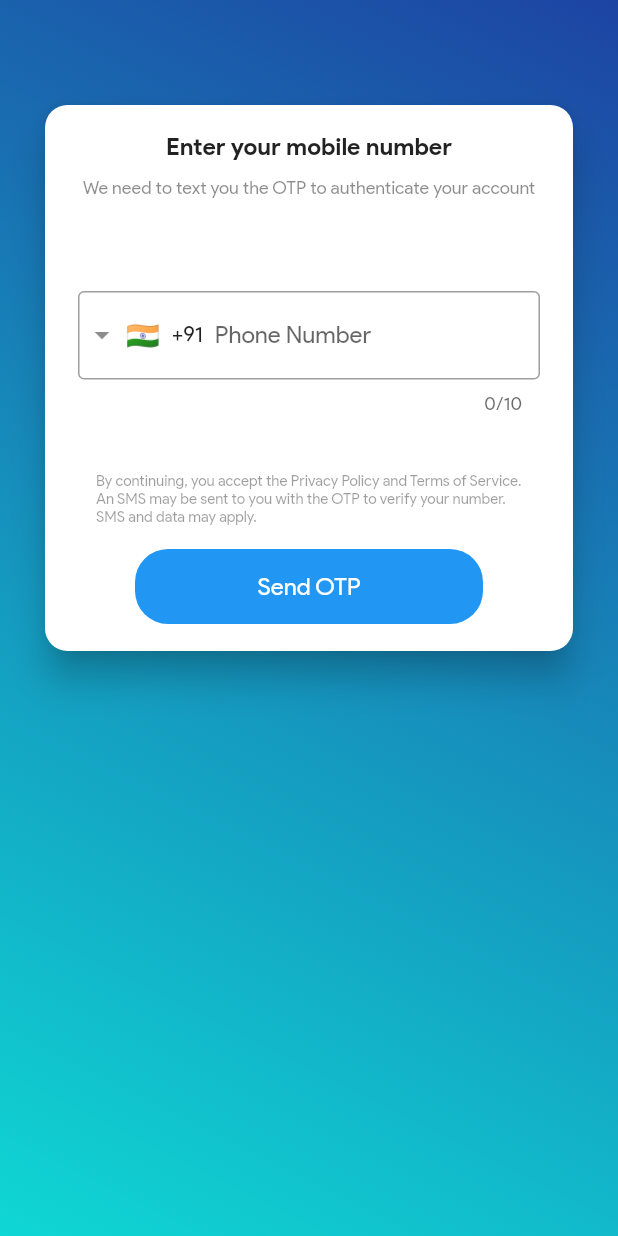
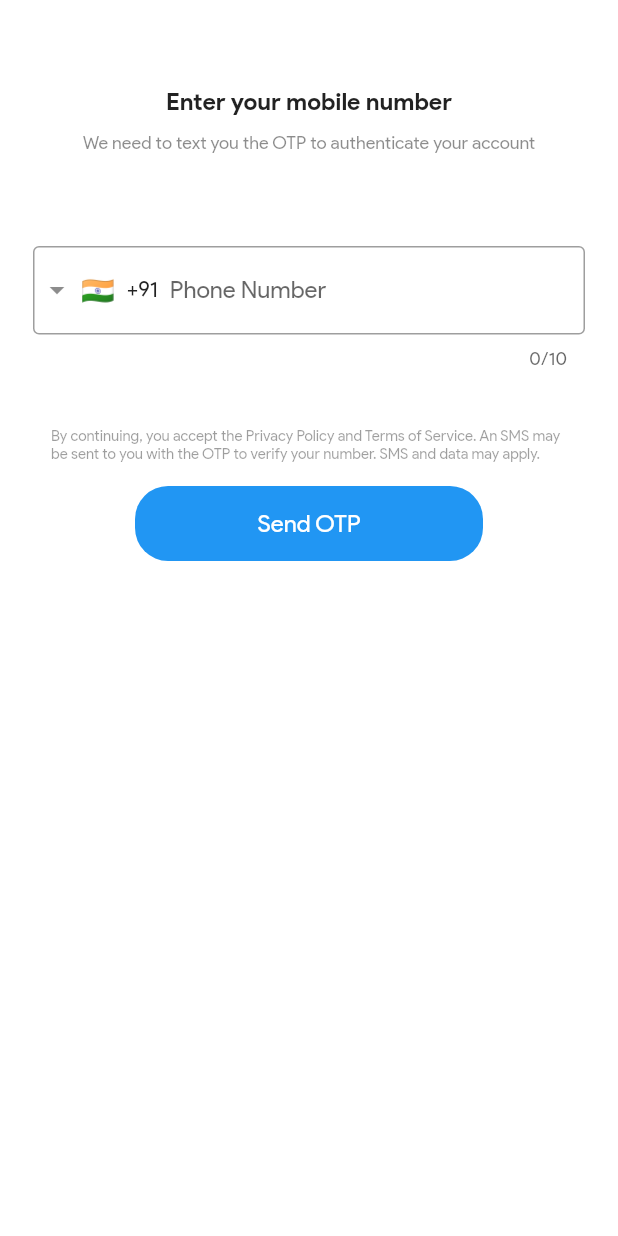
Before and after one commit to AbdulRazzako/Schoolar, a Flutter app: the OTPLogin screen opened directly, on a phone screen of 412 x 824 dp. Run offline on Flutter 3.47's test engine with Material 2 defaults, Android fonts, the phone set to English and light mode, and no system bars; drawn by our look-alikes of intl_phone_field; our stand-ins replace bot_toast, cloud_firestore, firebase_auth, firebase_core, flare_flutter, flutter_signin_button and 3 more; accounts and stored records are empty.

```diff
--- a/lib/main.dart
+++ b/lib/main.dart
@@ -6,7 +6,7 @@ import 'package:schoolar/home.dart';
 // import 'package:schoolar/screens/inroduction/introduction.dart';
 import 'package:schoolar/service/auth.dart';
 import 'package:bot_toast/bot_toast.dart';
-import 'screens/authenticate/sign_in.dart';
+// import 'screens/authenticate/sign_in.dart';
 
 void main() async {
   WidgetsFlutterBinding.ensureInitialized();
--- a/lib/screens/authenticate/optlogin.dart
+++ b/lib/screens/authenticate/optlogin.dart
@@ -65,25 +65,12 @@ class _OTPLoginState extends State<OTPLogin> {
   @override
   Widget build(BuildContext context) {
     return Scaffold(
-      backgroundColor: Color(0xFF1D44A3),
-      // appBar: AppBar(
-      //   backgroundColor: Colors.white24,
-      //   elevation: 0,
-      // ),
-      // decoration: BoxDecoration(
-      //           gradient: LinearGradient(
-      //               begin: Alignment.topRight,
-      //               end: Alignment.bottomLeft,
-      //               colors: [Color(0x001D44A3), Color(0x000FD7D4)]))
+      backgroundColor: primaryColor,
       body: SafeArea(
         child: SingleChildScrollView(
           child: Container(
             height: MediaQuery.of(context).size.height,
-            decoration: BoxDecoration(
-                gradient: LinearGradient(
-                    begin: Alignment.topRight,
-                    end: Alignment.bottomLeft,
-                    colors: [Color(0xFF1D44A3), Color(0xFF0FD7D4)])),
+            decoration: BoxDecoration(),
             child: Form(
               key: _formkey,
               child: Column(
@@ -92,27 +79,10 @@ class _OTPLoginState extends State<OTPLogin> {
                   SizedBox(
                     height: 40,
                   ),
-                  // Container(
-                  //     width: MediaQuery.of(context).size.width - 100,
-                  //     height: 120,
-                  //     decoration: BoxDecoration(
-                  //       shape: BoxShape.rectangle,
-                  //       borderRadius: BorderRadius.circular(20),
-                  //       image: DecorationImage(
-                  //           image: AssetImage('assets/LogoText.png'),
-                  //           fit: BoxFit.fitWidth),
-                  //     )),
-                  Card(
-                    shape: RoundedRectangleBorder(
-                      borderRadius: BorderRadius.circular(15.0),
-                    ),
-                    elevation: 10,
-                    margin: EdgeInsets.all(30),
-                    child: Padding(
+                  Padding(
                     padding: const EdgeInsets.all(18.0),
                     child: Column(
                       crossAxisAlignment: CrossAxisAlignment.center,
-                        // mainAxisAlignment: MainAxisAlignment.spaceEvenly,
                       children: [
                         Center(
                           child: Text(
@@ -127,8 +97,8 @@ class _OTPLoginState extends State<OTPLogin> {
                         Center(
                           child: Text(
                             "We need to text you the OTP to authenticate your account",
-                              style: TextStyle(
-                                  fontSize: 12, color: Colors.black45),
+                            style:
+                                TextStyle(fontSize: 12, color: Colors.black45),
                           ),
                         ),
                         SizedBox(
@@ -178,17 +148,11 @@ class _OTPLoginState extends State<OTPLogin> {
                             : InkWell(
                                 onTap: () {
                                   CircularProgressIndicator();
-                                    // setState(() {
-                                    //   isLoading = true;
-                                    // });
+
                                   _submit();
-                                    // setState(() {
-                                    //   isLoading = false;
-                                    // });
                                 },
                                 child: button(context, "Send OTP")),
                       ],
-                      ),
                     ),
                   ),
                 ],
```
Also changed, not shown: lib/screens/homepage.dart (+12 -1 lines), lib/service/database.dart (+11 -1 lines), 1 other file. Lines whose indentation alone changed are shown as unchanged.
